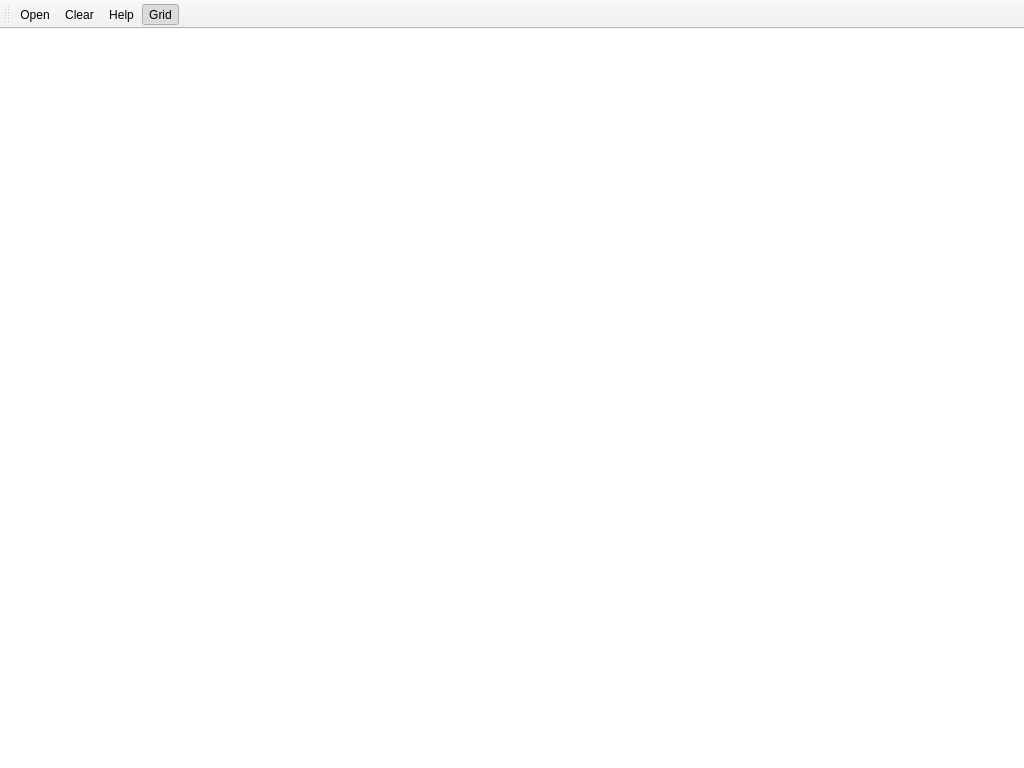
bspruck/clickmaster2000, file clickmaster2000/clickmaster.ui: the form before one commit.
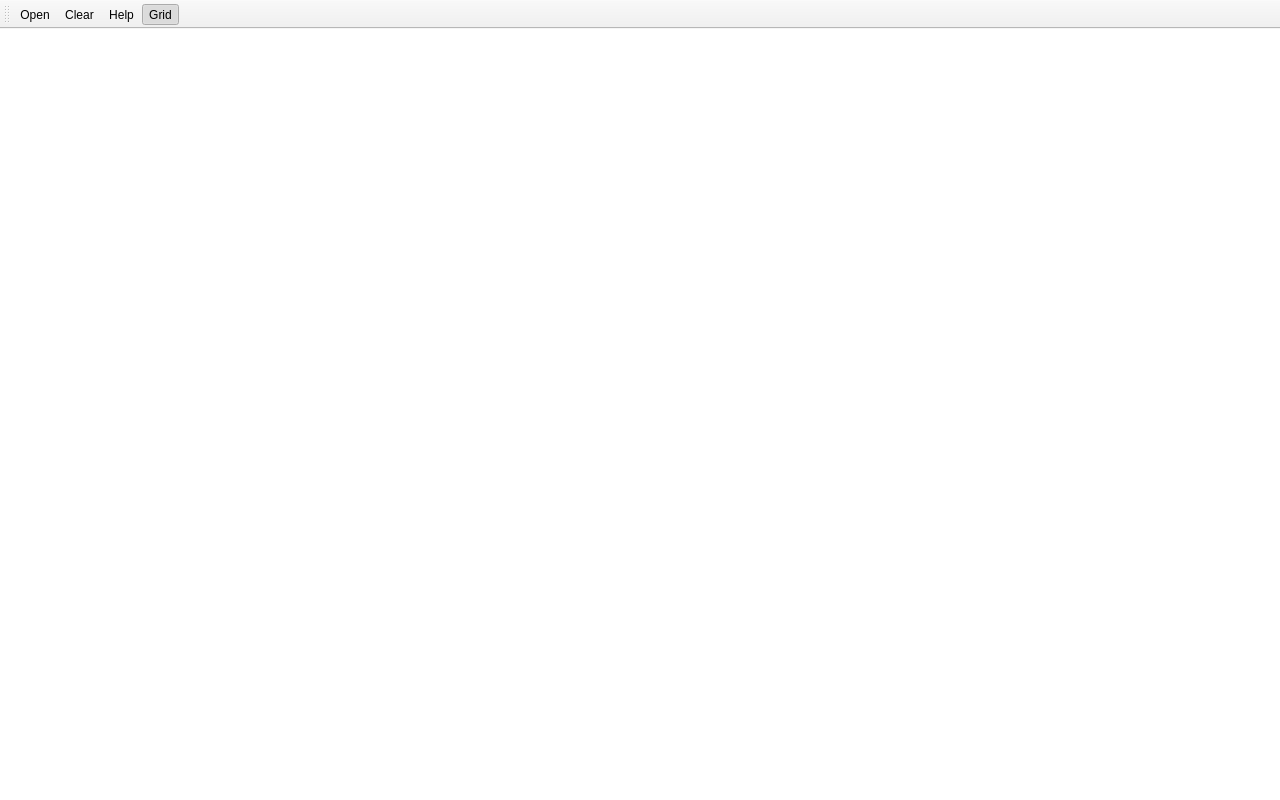
The form after the commit.

Commit message: Calculate counter widths using the inner label size

```diff
--- a/clickmaster2000/clickmaster.ui
+++ b/clickmaster2000/clickmaster.ui
@@ -6,8 +6,8 @@
    <rect>
     <x>0</x>
     <y>0</y>
-    <width>1024</width>
-    <height>768</height>
+    <width>1280</width>
+    <height>800</height>
    </rect>
   </property>
   <property name="windowTitle">
```
The commit also changes 1 other file.
